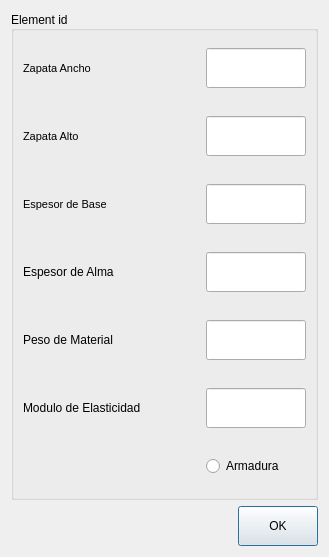
First picture: the form in dev_files/ui design/Or_editor_view.ui, repository kny5/strucpy, before the edit.
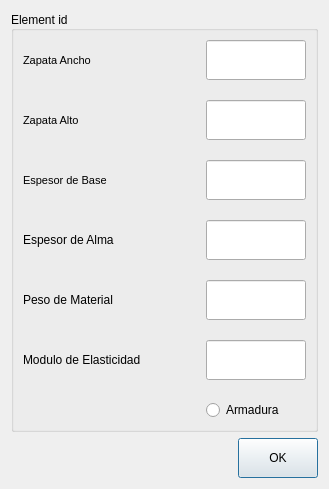
Second picture: the form after the edit.

```diff
--- a/dev_files/ui design/Or_editor_view.ui
+++ b/dev_files/ui design/Or_editor_view.ui
@@ -7,7 +7,7 @@
     <x>0</x>
     <y>0</y>
     <width>329</width>
-    <height>557</height>
+    <height>489</height>
    </rect>
   </property>
   <property name="windowTitle">
```
